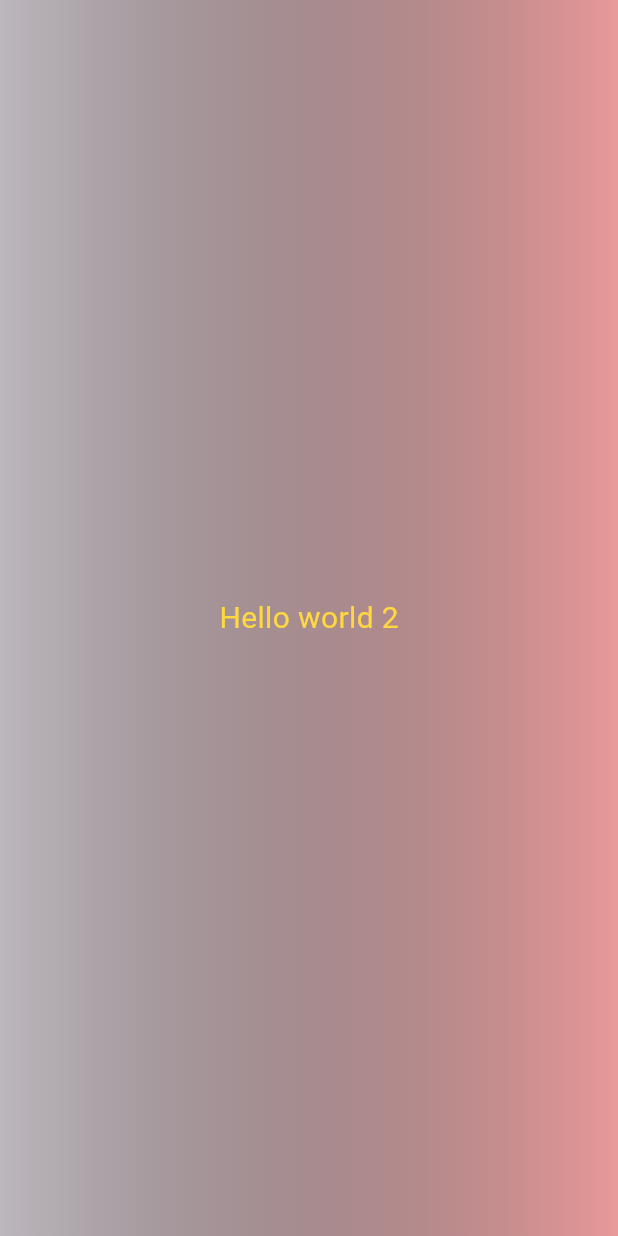
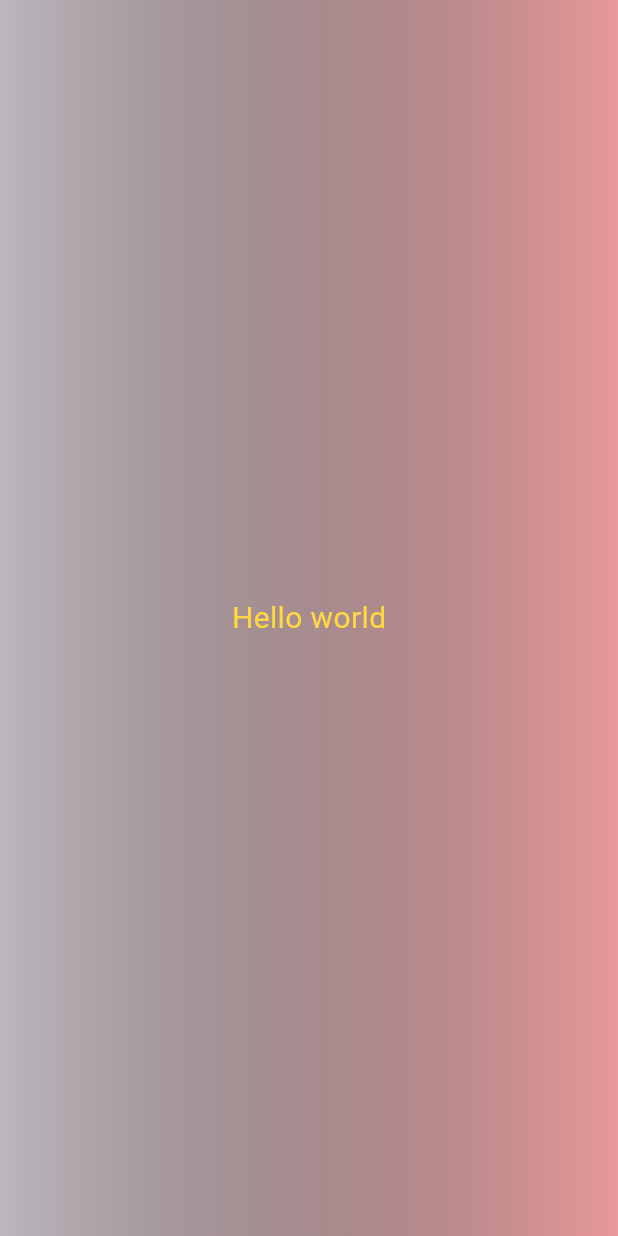
Before and after one commit to Chuazz/learning_flutter, a Flutter app: the screen it shows after launch, on a phone screen of 412 x 824 dp. Run offline on Flutter 3.47's test engine with Material 3 defaults, Android fonts, the phone set to English and light mode, and no system bars.

Commit message:
day 4: props

```diff
--- a/lib/components/custom.dart
+++ /dev/null
@@ -1,21 +0,0 @@
-import 'package:flutter/material.dart';
-
-class CustomComponent extends StatelessWidget {
-  const CustomComponent({super.key});
-
-  @override
-  Widget build(BuildContext context) {
-    return Container(
-      decoration: const BoxDecoration(
-          gradient: LinearGradient(colors: [
-        Color.fromARGB(66, 0, 0, 0),
-        Color.fromARGB(255, 233, 153, 153),
-      ])),
-      child: const Center(
-          child: Text(
-        'Hello world 2',
-        style: TextStyle(fontSize: 20, color: Colors.amberAccent),
-      )),
-    );
-  }
-}
--- /dev/null
+++ b/lib/components/my_typography.dart
@@ -0,0 +1,15 @@
+import 'package:flutter/material.dart';
+
+class MTypography extends StatelessWidget {
+  const MTypography(this.text, {super.key});
+
+  final String text;
+
+  @override
+  Widget build(BuildContext context) {
+    return Text(
+      text,
+      style: const TextStyle(fontSize: 20, color: Colors.amberAccent),
+    );
+  }
+}
--- a/lib/main.dart
+++ b/lib/main.dart
@@ -1,10 +1,16 @@
 import 'package:flutter/material.dart';
-import 'package:learning/components/custom.dart';
+import 'package:learning/components/my_typography.dart';
 
 void main() {
-  runApp(const MaterialApp(
-    home: Scaffold(
-      body: CustomComponent(),
+  runApp(MaterialApp(
+      home: Scaffold(
+    body: Container(
+      decoration: const BoxDecoration(
+          gradient: LinearGradient(colors: [
+        Color.fromARGB(66, 0, 0, 0),
+        Color.fromARGB(255, 233, 153, 153),
+      ])),
+      child: const Center(child: MTypography("Hello world")),
     ),
-  ));
+  )));
 }
```
